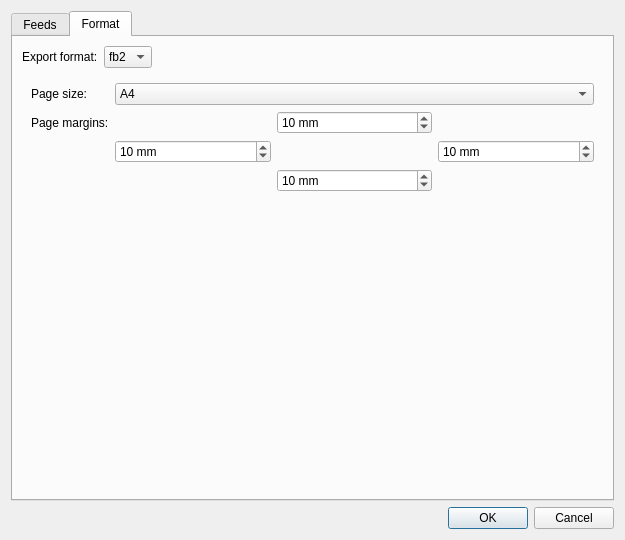
Before: the Qt Designer form src/plugins/aggregator/export2fb2dialog.ui in 0xd34df00d/leechcraft, drawn with Qt 5.
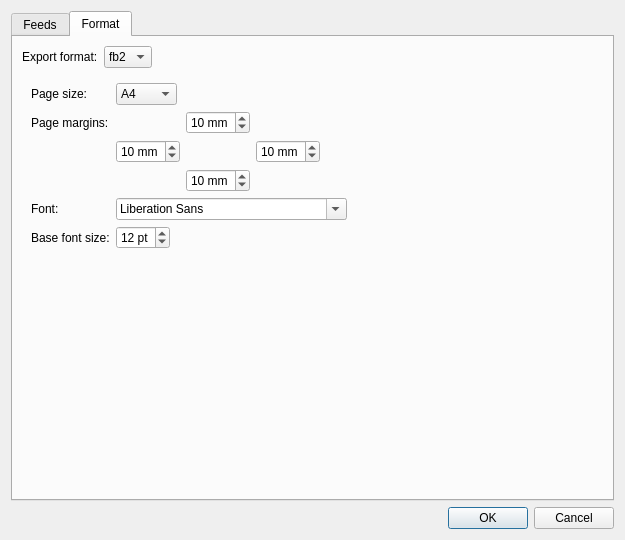
After: the same form once the commit is applied. The open tabs and pages were chosen to show the change.

Commit message: Aggregator: settable font and its size.

Diff of the .ui file:
```diff
--- a/src/plugins/aggregator/export2fb2dialog.ui
+++ b/src/plugins/aggregator/export2fb2dialog.ui
@@ -1195,6 +1195,9 @@
          </widget>
          <widget class="QWidget" name="page_2">
           <layout class="QFormLayout" name="formLayout_2">
+           <property name="fieldGrowthPolicy">
+            <enum>QFormLayout::ExpandingFieldsGrow</enum>
+           </property>
            <item row="0" column="0">
             <widget class="QLabel" name="label_5">
              <property name="text">
@@ -1275,6 +1278,46 @@
              </item>
             </layout>
            </item>
+           <item row="2" column="0">
+            <widget class="QLabel" name="label_7">
+             <property name="text">
+              <string>Font:</string>
+             </property>
+            </widget>
+           </item>
+           <item row="2" column="1">
+            <widget class="QFontComboBox" name="PDFFont_">
+             <property name="currentFont">
+              <font>
+               <stylestrategy>PreferAntialias</stylestrategy>
+               <kerning>true</kerning>
+              </font>
+             </property>
+            </widget>
+           </item>
+           <item row="3" column="0">
+            <widget class="QLabel" name="label_8">
+             <property name="text">
+              <string>Base font size:</string>
+             </property>
+            </widget>
+           </item>
+           <item row="3" column="1">
+            <widget class="QSpinBox" name="PDFFontSize_">
+             <property name="suffix">
+              <string> pt</string>
+             </property>
+             <property name="minimum">
+              <number>6</number>
+             </property>
+             <property name="maximum">
+              <number>72</number>
+             </property>
+             <property name="value">
+              <number>12</number>
+             </property>
+            </widget>
+           </item>
           </layout>
          </widget>
         </widget>
```
The commit also changes 1 other file.
